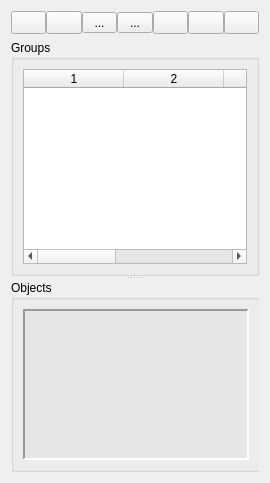
FashionFreedom/Seamly2D, file src/app/seamly2d/dialogs/groups_widget.ui: the form before one commit.
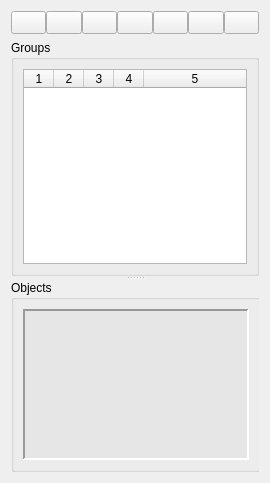
The form after the commit. Icons and pictures are not drawn.

Commit message: enhance groups dock

The edit to the form file:
```diff
--- a/src/app/seamly2d/dialogs/groups_widget.ui
+++ b/src/app/seamly2d/dialogs/groups_widget.ui
@@ -95,9 +95,6 @@
        <property name="statusTip">
         <string>Lock all groups</string>
        </property>
-       <property name="text">
-        <string notr="true">...</string>
-       </property>
        <property name="icon">
         <iconset resource="../../../libs/vmisc/share/resources/icon.qrc">
          <normaloff>:/icon/32x32/lock_on.png</normaloff>:/icon/32x32/lock_on.png</iconset>
@@ -121,9 +118,6 @@
        <property name="statusTip">
         <string>Unlock all groups</string>
        </property>
-       <property name="text">
-        <string notr="true">...</string>
-       </property>
        <property name="icon">
         <iconset resource="../../../libs/vmisc/share/resources/icon.qrc">
          <normaloff>:/icon/32x32/lock_off.png</normaloff>:/icon/32x32/lock_off.png</iconset>
@@ -322,6 +316,9 @@
          <attribute name="horizontalHeaderMinimumSectionSize">
           <number>16</number>
          </attribute>
+         <attribute name="horizontalHeaderDefaultSectionSize">
+          <number>30</number>
+         </attribute>
          <attribute name="horizontalHeaderShowSortIndicator" stdset="0">
           <bool>true</bool>
          </attribute>
```
Left out of the diff: 3 changed lines with no effect on the pictures. The commit also changes 21 other files.
